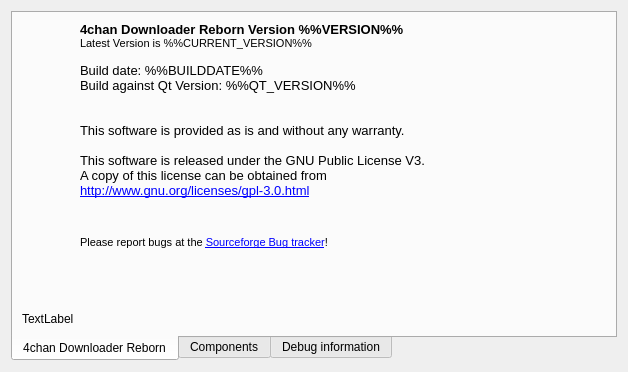
Before: the Qt Designer form gui/uiinfo.ui in itsr0b0tninja/fourchan-dl-reborn, drawn with Qt 5.
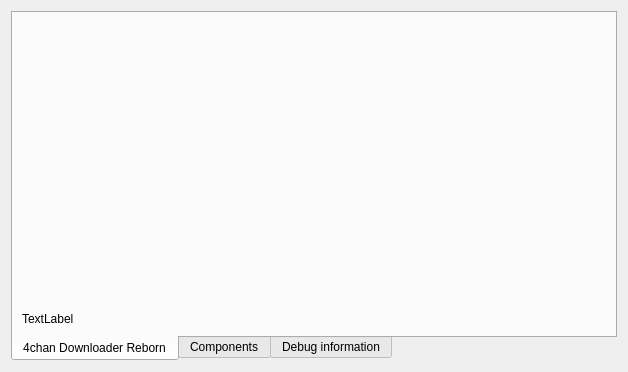
After: the same form once the commit is applied. The open tabs and pages were chosen to show the change. Icons and pictures are not drawn.

```diff
--- a/gui/uiinfo.ui
+++ b/gui/uiinfo.ui
@@ -80,25 +80,8 @@
           </sizepolicy>
          </property>
          <property name="text">
-          <string>&lt;!DOCTYPE HTML PUBLIC &quot;-//W3C//DTD HTML 4.0//EN&quot; &quot;http://www.w3.org/TR/REC-html40/strict.dtd&quot;&gt;
-&lt;html&gt;&lt;head&gt;&lt;meta name=&quot;qrichtext&quot; content=&quot;1&quot; /&gt;&lt;style type=&quot;text/css&quot;&gt;
-p, li { white-space: pre-wrap; }
-&lt;/style&gt;&lt;/head&gt;&lt;body style=&quot; font-family:'MS Shell Dlg 2'; font-size:8.25pt; font-weight:400; font-style:normal;&quot;&gt;
-&lt;p style=&quot; margin-top:0px; margin-bottom:0px; margin-left:0px; margin-right:0px; -qt-block-indent:0; text-indent:0px;&quot;&gt;&lt;span style=&quot; font-size:10pt; font-weight:600;&quot;&gt;4chan Downloader Reborn Version %%VERSION%%&lt;/span&gt;&lt;/p&gt;
-&lt;p style=&quot; margin-top:0px; margin-bottom:0px; margin-left:0px; margin-right:0px; -qt-block-indent:0; text-indent:0px;&quot;&gt;&lt;span style=&quot; font-size:8pt;&quot;&gt;Latest Version is %%CURRENT_VERSION%%&lt;/span&gt;&lt;/p&gt;
-&lt;p style=&quot;-qt-paragraph-type:empty; margin-top:0px; margin-bottom:0px; margin-left:0px; margin-right:0px; -qt-block-indent:0; text-indent:0px; font-size:8pt;&quot;&gt;&lt;/p&gt;
-&lt;p style=&quot; margin-top:0px; margin-bottom:0px; margin-left:0px; margin-right:0px; -qt-block-indent:0; text-indent:0px;&quot;&gt;&lt;span style=&quot; font-size:10pt;&quot;&gt;Build date: %%BUILDDATE%%&lt;/span&gt;&lt;/p&gt;
-&lt;p style=&quot; margin-top:0px; margin-bottom:0px; margin-left:0px; margin-right:0px; -qt-block-indent:0; text-indent:0px;&quot;&gt;&lt;span style=&quot; font-size:10pt;&quot;&gt;Build against Qt Version: %%QT_VERSION%%&lt;/span&gt;&lt;/p&gt;
-&lt;p style=&quot;-qt-paragraph-type:empty; margin-top:0px; margin-bottom:0px; margin-left:0px; margin-right:0px; -qt-block-indent:0; text-indent:0px; font-size:10pt;&quot;&gt;&lt;/p&gt;
-&lt;p style=&quot;-qt-paragraph-type:empty; margin-top:0px; margin-bottom:0px; margin-left:0px; margin-right:0px; -qt-block-indent:0; text-indent:0px; font-size:10pt;&quot;&gt;&lt;/p&gt;
-&lt;p style=&quot; margin-top:0px; margin-bottom:0px; margin-left:0px; margin-right:0px; -qt-block-indent:0; text-indent:0px;&quot;&gt;&lt;span style=&quot; font-size:10pt;&quot;&gt;This software is provided as is and without any warranty.&lt;/span&gt;&lt;/p&gt;
-&lt;p style=&quot;-qt-paragraph-type:empty; margin-top:0px; margin-bottom:0px; margin-left:0px; margin-right:0px; -qt-block-indent:0; text-indent:0px; font-size:10pt;&quot;&gt;&lt;/p&gt;
-&lt;p style=&quot; margin-top:0px; margin-bottom:0px; margin-left:0px; margin-right:0px; -qt-block-indent:0; text-indent:0px;&quot;&gt;&lt;span style=&quot; font-size:10pt;&quot;&gt;This software is released under the GNU Public License V3.&lt;/span&gt;&lt;/p&gt;
-&lt;p style=&quot; margin-top:0px; margin-bottom:0px; margin-left:0px; margin-right:0px; -qt-block-indent:0; text-indent:0px;&quot;&gt;&lt;span style=&quot; font-size:10pt;&quot;&gt;A copy of this license can be obtained from&lt;/span&gt;&lt;/p&gt;
-&lt;p style=&quot; margin-top:0px; margin-bottom:0px; margin-left:0px; margin-right:0px; -qt-block-indent:0; text-indent:0px;&quot;&gt;&lt;a href=&quot;http://www.gnu.org/licenses/gpl-3.0.html&quot;&gt;&lt;span style=&quot; font-size:10pt; text-decoration: underline; color:#0000ff;&quot;&gt;http://www.gnu.org/licenses/gpl-3.0.html&lt;/span&gt;&lt;/a&gt;&lt;/p&gt;
-&lt;p style=&quot; margin-top:0px; margin-bottom:0px; margin-left:0px; margin-right:0px; -qt-block-indent:0; text-indent:0px;&quot;&gt;&lt;span style=&quot; font-size:8pt;&quot;&gt;&lt;br /&gt;&lt;/span&gt;&lt;/p&gt;
-&lt;p style=&quot; margin-top:12px; margin-bottom:12px; margin-left:0px; margin-right:0px; -qt-block-indent:0; text-indent:0px;&quot;&gt;&lt;span style=&quot; font-size:8pt;&quot;&gt;Please report bugs at the &lt;/span&gt;&lt;a href=&quot;https://sourceforge.net/tracker/?group_id=408078&quot;&gt;&lt;span style=&quot; font-size:8pt; text-decoration: underline; color:#0000ff;&quot;&gt;Sourceforge Bug tracker&lt;/span&gt;&lt;/a&gt;&lt;span style=&quot; font-size:8pt;&quot;&gt;!&lt;/span&gt;&lt;/p&gt;&lt;/body&gt;&lt;/html&gt;</string>
-         </property>
+            <string/>
+           </property>
          <property name="textFormat">
           <enum>Qt::RichText</enum>
          </property>
```
Left out of the diff: 15 changed lines with no effect on the pictures.
